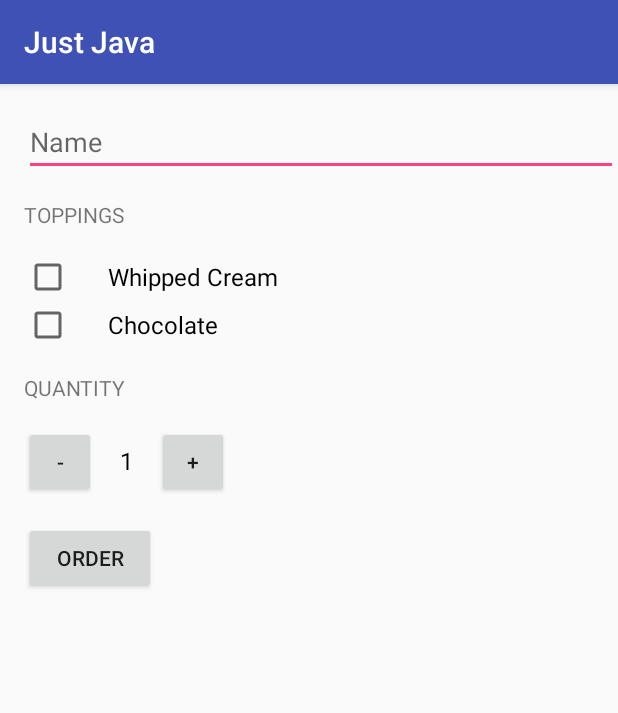
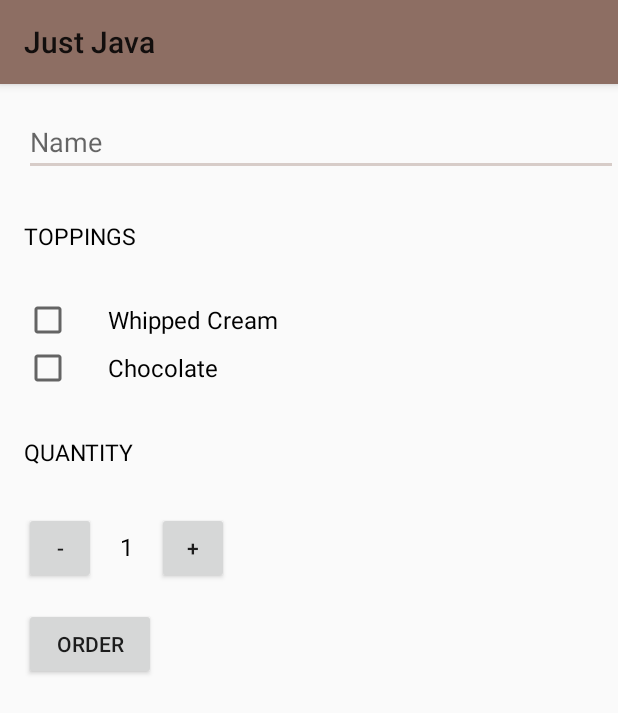
Before and after one commit to AshutoshSadana/AndroidPractice, an Android app: the screen it shows after launch (MainActivity), after a tap on "ORDER", on a phone screen of 412 x 824 dp. Shown: the top 713 px of the screen. Run offline under Robolectric (Android 15) with nearby library versions, the phone set to English and light mode, and no system bars.

Commit message:
Just_java style + theme + multi language

```diff
--- a/JustJava/app/src/main/AndroidManifest.xml
+++ b/JustJava/app/src/main/AndroidManifest.xml
@@ -4,11 +4,11 @@
 
     <application
         android:allowBackup="true"
-        android:icon="@mipmap/ic_launcher"
+        android:icon="@drawable/icon"
         android:label="@string/app_name"
-        android:roundIcon="@mipmap/ic_launcher_round"
+        android:roundIcon="@drawable/icon"
         android:supportsRtl="true"
-        android:theme="@style/AppTheme">
+        android:theme="@style/Theme1">
         <activity android:name=".MainActivity">
             <intent-filter>
                 <action android:name="android.intent.action.MAIN" />
--- a/JustJava/app/src/main/java/com/example/android/justjava/MainActivity.java
+++ b/JustJava/app/src/main/java/com/example/android/justjava/MainActivity.java
@@ -131,12 +131,12 @@ public class MainActivity extends AppCompatActivity {
      * @return
      */
     private String createOrderSummary(int priceOfOrder,boolean addWhippedCream,boolean addChocolate,String name){
-        String priceMessage ="Name: "+ name;
-        priceMessage+="\nAdd Whipped Cream? "+addWhippedCream;
-        priceMessage+="\nAdd Chocolate ? "+addChocolate;
-        priceMessage+="\nQuantity: "+quantity;
-        priceMessage+="\nTotal: ₹" + priceOfOrder;
-        priceMessage+="\nThank You!";
+        String priceMessage =getString(R.string.order_summary_name,name);
+        priceMessage+="\n"+getString(R.string.order_summary_add_whip)+addWhippedCream;
+        priceMessage+="\n"+getString(R.string.order_summary_add_choco)+addChocolate;
+        priceMessage+="\n"+getString(R.string.order_summary_quantity)+quantity;
+        priceMessage+="\n"+getString(R.string.order_summary_total) + priceOfOrder;
+        priceMessage+="\n"+getString(R.string.order_summary_thank_you);
         return priceMessage;
 
     }
--- a/JustJava/app/src/main/res/layout/activity_main.xml
+++ b/JustJava/app/src/main/res/layout/activity_main.xml
@@ -16,24 +16,23 @@
             android:layout_width="match_parent"
             android:layout_height="wrap_content"
             android:layout_marginTop="16dp"
-            android:hint="Name"
+            android:hint="@string/name"
             android:inputType="textCapWords"
             />
 
         <TextView
-            android:layout_width="wrap_content"
-            android:layout_height="wrap_content"
+
             android:layout_marginBottom="16dp"
             android:layout_marginTop="16dp"
-            android:text="Toppings"
-            android:textAllCaps="true" />
+            android:text="@string/toppings"
+            style="@style/HeaderTextStyle" />
 
         <CheckBox
             android:id="@+id/whipped_cream_checkbox"
             android:layout_width="wrap_content"
             android:layout_height="wrap_content"
             android:paddingLeft="24dp"
-            android:text="Whipped Cream"
+            android:text="@string/whipped_cream"
             android:textSize="16sp" />
 
         <CheckBox
@@ -41,16 +40,15 @@
             android:layout_width="wrap_content"
             android:layout_height="wrap_content"
             android:paddingLeft="24dp"
-            android:text="Chocolate"
+            android:text="@string/chocolate"
             android:textSize="16sp" />
 
         <TextView
-            android:layout_width="wrap_content"
-            android:layout_height="wrap_content"
+
             android:layout_marginBottom="16dp"
             android:layout_marginTop="16dp"
-            android:text="Quantity"
-            android:textAllCaps="true" />
+            android:text="@string/quantity"
+            style="@style/HeaderTextStyle" />
 
         <LinearLayout
             android:layout_width="wrap_content"
@@ -88,7 +86,7 @@
             android:layout_height="wrap_content"
             android:layout_marginTop="16dp"
             android:onClick="submitOrder"
-            android:text="Order" />
+            android:text="@string/order" />
 
     </LinearLayout>
 
--- a/JustJava/app/src/main/res/values/strings.xml
+++ b/JustJava/app/src/main/res/values/strings.xml
@@ -1,3 +1,15 @@
-<resources>
+<resources xmlns:xliff="http://schemas.android.com/tools">
     <string name="app_name">Just Java</string>
+    <string name="name">Name</string>
+    <string name="toppings">Toppings</string>
+    <string name="whipped_cream">Whipped Cream</string>
+    <string name="chocolate">Chocolate</string>
+    <string name="quantity">Quantity</string>
+    <string name="order">Order</string>
+    <string name="order_summary_thank_you">Thank You!</string>
+    <string name="order_summary_total">Total: ₹<xliff:g id="price" example="$10">%s</xliff:g></string>
+    <string name="order_summary_quantity">Quantity: <xliff:g id="quantity" example="2">%d</xliff:g></string>
+    <string name="order_summary_add_choco">Add Chocolate? <xliff:g id="addChocolate" example="true">%b</xliff:g></string>
+    <string name="order_summary_add_whip">Add Whipped Cream? <xliff:g id="addWhippedCream" example="true">%b</xliff:g></string>
+    <string name="order_summary_name">Name:  <xliff:g id="name" example="Ashutosh">%s</xliff:g></string>
 </resources>
--- a/JustJava/app/src/main/res/values/styles.xml
+++ b/JustJava/app/src/main/res/values/styles.xml
@@ -7,5 +7,18 @@
         <item name="colorPrimaryDark">@color/colorPrimaryDark</item>
         <item name="colorAccent">@color/colorAccent</item>
     </style>
+    <style name="HeaderTextStyle" parent="android:TextAppearance.Widget.TextView">
+        <item name="android:textAllCaps"> true</item>>
+        <item name="android:textSize">15sp</item>
+        <item name="android:layout_width">wrap_content</item>
+        <item name="android:layout_height">48dp</item>
+        <item name="android:gravity">center_vertical</item>
+    </style>>
+    <style name="Theme1" parent="Theme.AppCompat.Light">
+        <!-- customize the color palette -->
+        <item name="colorPrimary">#8D6E63</item>
+        <item name="colorPrimaryDark">#5D4037</item>
+        <item name="colorAccent">#D7CCC8</item>
+    </style>
 
 </resources>
```
Also changed, not shown: JustJava/app/src/main/res/drawable/icon.png (added), 2 other files.
